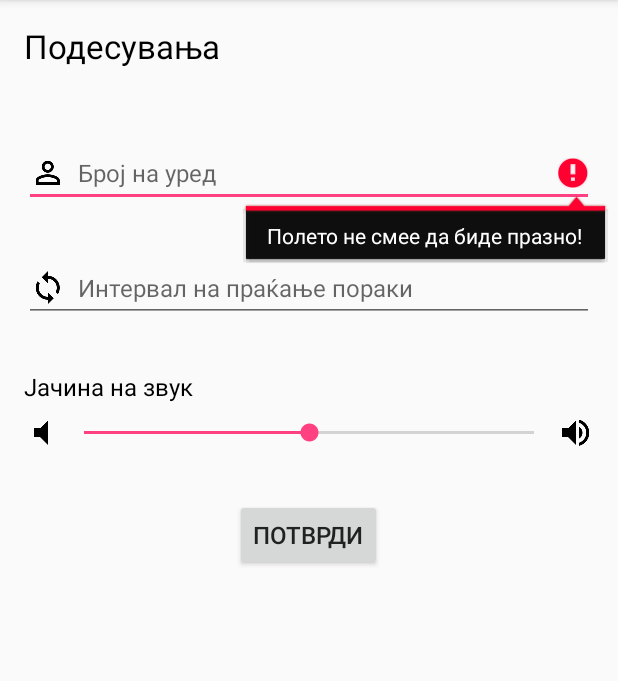
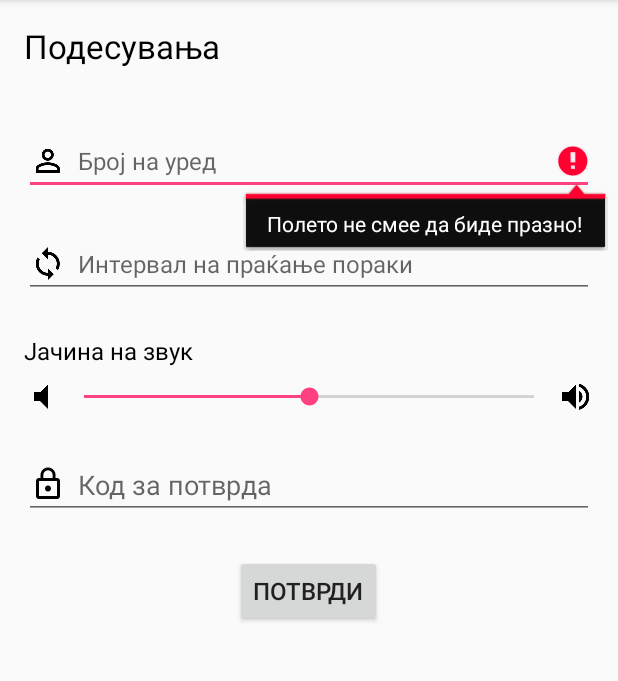
Before and after one commit to VelikovPetar/TaxiKooperant, an Android app: the screen it shows after launch (SettingsActivity), after a tap on "ПОТВРДИ", on a phone screen of 412 x 824 dp, the part 84-765 px from its top. Run offline under Robolectric (Android 15) with nearby library versions, the phone set to English and light mode, and no system bars; our stand-ins replace Dagger/Hilt's generated code.

Commit message:
Added confirmation code when editing settings.

```diff
--- a/app/src/main/java/com/petarvelikov/taxikooperant/view/SettingsActivity.java
+++ b/app/src/main/java/com/petarvelikov/taxikooperant/view/SettingsActivity.java
@@ -39,7 +39,7 @@ public class SettingsActivity extends AppCompatActivity {
     SettingsController settingsController;
 
     private Button confirmButton;
-    private EditText editTextDeviceId, editTextInterval;
+    private EditText editTextDeviceId, editTextInterval, editTextConfirmationCode;
     private SeekBar volumeSeekBar;
     private boolean isComingFromMainActivity;
 
@@ -96,6 +96,7 @@ public class SettingsActivity extends AppCompatActivity {
         setupDeviceIdEditText();
         setupIntervalEditText();
         setupVolumeSeekBar();
+        setupConfirmationCodeEditText();
         confirmButton = (Button) findViewById(R.id.btnConfirm);
         confirmButton.setOnClickListener(new View.OnClickListener() {
             @Override
@@ -111,7 +112,11 @@ public class SettingsActivity extends AppCompatActivity {
 
     private void setupIntervalEditText() {
         editTextInterval = (EditText) findViewById(R.id.editInterval);
-        editTextInterval.setOnEditorActionListener(new TextView.OnEditorActionListener() {
+    }
+
+    private void setupConfirmationCodeEditText() {
+        editTextConfirmationCode = (EditText) findViewById(R.id.editConfirmCode);
+        editTextConfirmationCode.setOnEditorActionListener(new TextView.OnEditorActionListener() {
             @Override
             public boolean onEditorAction(TextView v, int actionId, KeyEvent event) {
                 if (actionId == EditorInfo.IME_ACTION_DONE) {
@@ -145,7 +150,7 @@ public class SettingsActivity extends AppCompatActivity {
         });
     }
 
-    private boolean validateFields() {
+    private boolean validateDeviceId() {
         String text = editTextDeviceId.getText().toString().trim();
         if (text.equals("") && !settingsController.hasUserId()) {
             editTextDeviceId.setError(getString(R.string.error_empty));
@@ -154,11 +159,23 @@ public class SettingsActivity extends AppCompatActivity {
         return true;
     }
 
+    private boolean validateConfirmationCode() {
+        String text = editTextConfirmationCode.getText().toString().trim();
+        if (!text.equals(settingsController.getConfirmationCode())) {
+            editTextConfirmationCode.setError(getString(R.string.error_wrong_code));
+            return false;
+        }
+        return true;
+    }
+
     private void confirm() {
-        if (validateFields()) {
+        if (validateDeviceId() && validateConfirmationCode()) {
             editTextDeviceId.setError(null);
+            editTextConfirmationCode.setError(null);
             String text = editTextDeviceId.getText().toString().trim();
-            settingsController.setUserId(text);
+            if (!text.equals("")) {
+                settingsController.setUserId(text);
+            }
             try {
                 text = editTextInterval.getText().toString().trim();
                 if (!text.equals("")) {
--- a/app/src/main/java/com/petarvelikov/taxikooperant/view_model/SettingsController.java
+++ b/app/src/main/java/com/petarvelikov/taxikooperant/view_model/SettingsController.java
@@ -11,6 +11,7 @@ import javax.inject.Inject;
 @ActivityScope
 public class SettingsController {
 
+    private static final String CONFIRMATION_CODE = "12345";
     private SharedPreferences sharedPreferences;
 
     @Inject
@@ -54,4 +55,8 @@ public class SettingsController {
         editor.putFloat(Constants.VOLUME, floatValue);
         editor.apply();
     }
+
+    public String getConfirmationCode() {
+        return CONFIRMATION_CODE;
+    }
 }
--- a/app/src/main/res/layout/activity_config.xml
+++ b/app/src/main/res/layout/activity_config.xml
@@ -13,20 +13,29 @@
         android:textColor="@color/colorBlack"
         android:textSize="22sp" />
 
+    <ScrollView
+        android:layout_width="match_parent"
+        android:layout_height="wrap_content">
+
+        <LinearLayout
+            android:layout_width="match_parent"
+            android:layout_height="wrap_content"
+            android:orientation="vertical">
+
             <EditText
                 android:id="@+id/editDeviceId"
                 android:layout_width="match_parent"
                 android:layout_height="wrap_content"
                 android:layout_marginEnd="16dp"
                 android:layout_marginStart="16dp"
-        android:layout_marginTop="32dp"
+                android:layout_marginTop="24dp"
+                android:drawableLeft="@drawable/ic_person_outline_black_24dp"
                 android:drawablePadding="8dp"
                 android:drawableStart="@drawable/ic_person_outline_black_24dp"
                 android:hint="@string/device_id"
                 android:imeOptions="actionNext"
                 android:inputType="text"
-        android:textSize="16sp"
-        android:drawableLeft="@drawable/ic_person_outline_black_24dp" />
+                android:textSize="16sp" />
 
             <EditText
                 android:id="@+id/editInterval"
@@ -34,14 +43,14 @@
                 android:layout_height="wrap_content"
                 android:layout_marginEnd="16dp"
                 android:layout_marginStart="16dp"
-        android:layout_marginTop="32dp"
+                android:layout_marginTop="24dp"
+                android:drawableLeft="@drawable/ic_loop_black_24dp"
                 android:drawablePadding="8dp"
                 android:drawableStart="@drawable/ic_loop_black_24dp"
                 android:hint="@string/interval"
-        android:imeOptions="actionDone"
+                android:imeOptions="actionNext"
                 android:inputType="number"
-        android:textSize="16sp"
-        android:drawableLeft="@drawable/ic_loop_black_24dp" />
+                android:textSize="16sp" />
 
             <TextView
                 android:id="@+id/txtVolumeLabel"
@@ -50,7 +59,7 @@
                 android:layout_marginBottom="8dp"
                 android:layout_marginEnd="16dp"
                 android:layout_marginStart="16dp"
-        android:layout_marginTop="32dp"
+                android:layout_marginTop="24dp"
                 android:text="@string/volume"
                 android:textColor="@color/colorBlack"
                 android:textSize="16sp" />
@@ -81,13 +90,31 @@
                     android:src="@drawable/ic_volume_up_black_24dp" />
             </LinearLayout>
 
+            <EditText
+                android:id="@+id/editConfirmCode"
+                android:layout_width="match_parent"
+                android:layout_height="wrap_content"
+                android:layout_marginEnd="16dp"
+                android:layout_marginStart="16dp"
+                android:layout_marginTop="24dp"
+                android:drawableLeft="@drawable/ic_lock_outline_black_24dp"
+                android:drawablePadding="8dp"
+                android:drawableStart="@drawable/ic_lock_outline_black_24dp"
+                android:hint="@string/confirm_code"
+                android:imeOptions="actionDone"
+                android:inputType="numberPassword" />
+
             <Button
                 android:id="@+id/btnConfirm"
                 android:layout_width="wrap_content"
                 android:layout_height="wrap_content"
                 android:layout_gravity="center_horizontal"
-        android:layout_marginTop="32dp"
+                android:layout_marginTop="24dp"
                 android:text="@string/confirm"
                 android:textColor="@color/colorDarkText"
                 android:textSize="16sp" />
+
         </LinearLayout>
+    </ScrollView>
+
+</LinearLayout>
--- a/app/src/main/res/values/strings.xml
+++ b/app/src/main/res/values/strings.xml
@@ -19,4 +19,6 @@
     <string name="confirm">Потврди</string>
     <string name="error_empty">Полето не смее да биде празно!</string>
     <string name="error_not_numeric">Вредноста мора да биде нумеричка!</string>
+    <string name="confirm_code">Код за потврда</string>
+    <string name="error_wrong_code">Погрешен код!</string>
 </resources>
```
Also changed, not shown: app/src/main/res/drawable-hdpi/ic_lock_outline_black_24dp.png (added), app/src/main/res/drawable-mdpi/ic_lock_outline_black_24dp.png (added), app/src/main/res/drawable-xhdpi/ic_lock_outline_black_24dp.png (added), app/src/main/res/drawable-xxhdpi/ic_lock_outline_black_24dp.png (added), app/src/main/res/drawable-xxxhdpi/ic_lock_outline_black_24dp.png (added). Lines whose indentation alone changed are shown as unchanged.
